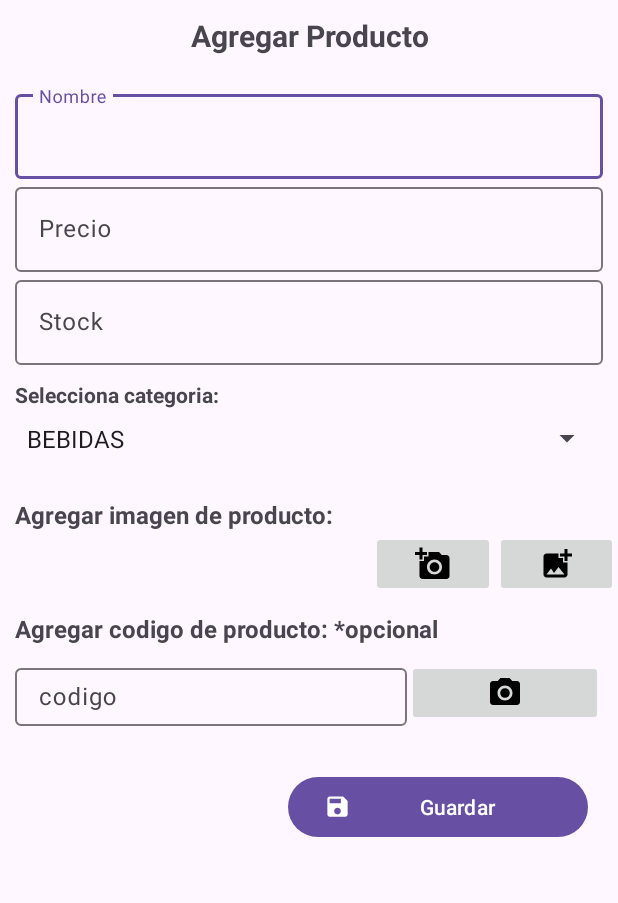
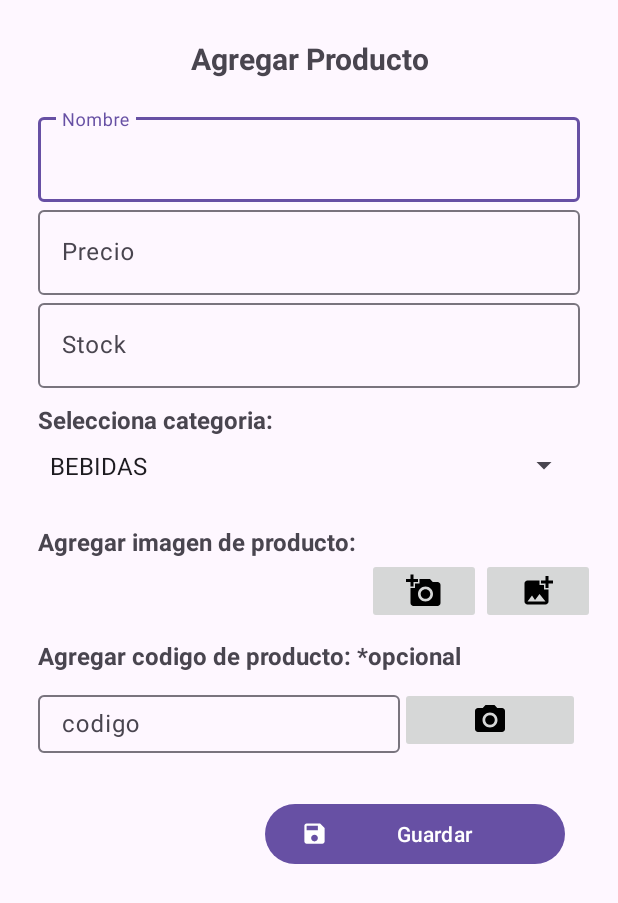
Before and after one commit to miBodegaOrg/miBodegaAPP, an Android app: the ProductEditActivity screen opened directly, with no data from a screen before it, on a phone screen of 412 x 824 dp. Shown: the top 903 px of the screen. Run offline under Robolectric (Android 15) with nearby library versions, the phone set to English and light mode, and no system bars.

Commit message:
feat(fix error at provider)

```diff
--- a/app/src/main/AndroidManifest.xml
+++ b/app/src/main/AndroidManifest.xml
@@ -48,7 +48,7 @@
 
         <provider
             android:name="androidx.core.content.FileProvider"
-            android:authorities="com.example.pees.fileprovider"
+            android:authorities="com.mibodega.mystore.fileprovider"
             android:exported="false"
             android:grantUriPermissions="true">
             <meta-data
--- a/app/src/main/res/layout/activity_product_edit.xml
+++ b/app/src/main/res/layout/activity_product_edit.xml
@@ -14,7 +14,8 @@
         <LinearLayout
             android:layout_width="match_parent"
             android:layout_height="wrap_content"
-            android:orientation="vertical">
+            android:orientation="vertical"
+            android:padding="15dp">
 
             <TextView
                 android:id="@+id/textView2"
@@ -41,8 +42,8 @@
                         android:layout_width="match_parent"
                         android:layout_height="wrap_content"
                         android:hint="Nombre"
-                        android:maxLength="20"
-                        android:inputType="text" />
+                        android:inputType="text"
+                        android:maxLength="20" />
                 </com.google.android.material.textfield.TextInputLayout>
 
                 <com.google.android.material.textfield.TextInputLayout
@@ -75,6 +76,7 @@
                     android:layout_height="wrap_content"
                     android:layout_marginTop="10dp"
                     android:text="Selecciona categoria:"
+                    android:textSize="16sp"
                     android:textStyle="bold" />
 
                 <Spinner
```
